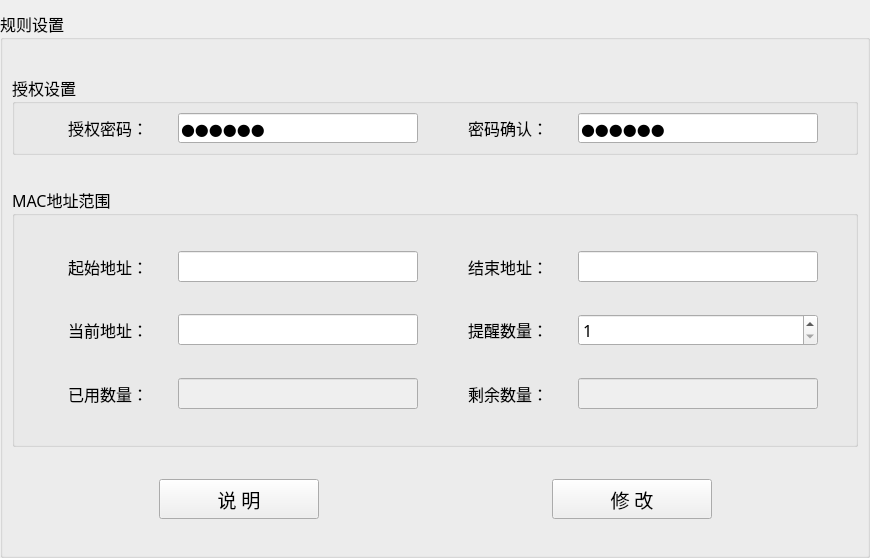
The window that PDU-MacAddr/settings/settingwid.ui (ChinaClever/PDU-MacAddr) describes before a commit, drawn with Qt 5.
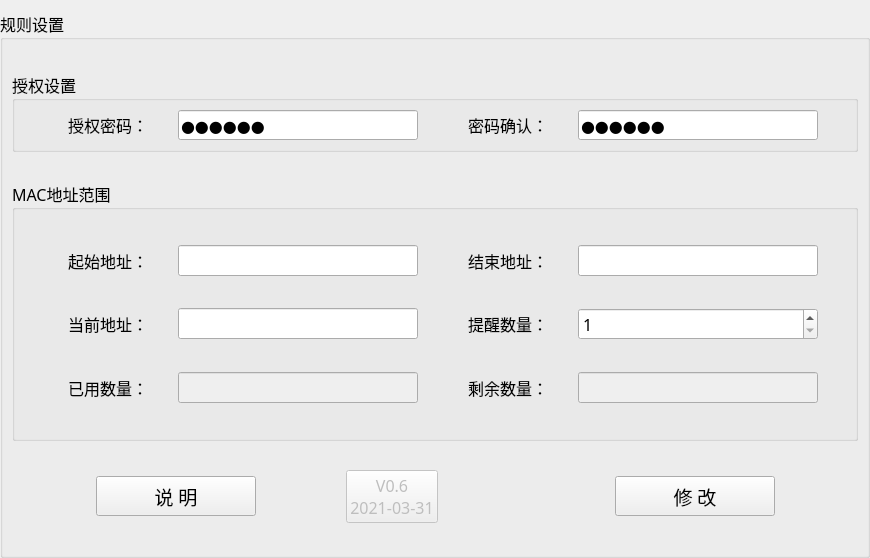
The same window after the commit.

```diff
--- a/PDU-MacAddr/settings/settingwid.ui
+++ b/PDU-MacAddr/settings/settingwid.ui
@@ -35,8 +35,8 @@
       <string>规则设置</string>
      </property>
      <layout class="QGridLayout" name="gridLayout_2">
-      <item row="2" column="3">
-       <widget class="QPushButton" name="btn">
+      <item row="2" column="1">
+       <widget class="QPushButton" name="readMeBtn">
         <property name="minimumSize">
          <size>
           <width>160</width>
@@ -56,24 +56,11 @@
          </font>
         </property>
         <property name="text">
-         <string>修 改</string>
+         <string>说 明</string>
         </property>
        </widget>
       </item>
-      <item row="2" column="0">
-       <spacer name="horizontalSpacer">
-        <property name="orientation">
-         <enum>Qt::Horizontal</enum>
-        </property>
-        <property name="sizeHint" stdset="0">
-         <size>
-          <width>140</width>
-          <height>20</height>
-         </size>
-        </property>
-       </spacer>
-      </item>
-      <item row="2" column="4">
+      <item row="2" column="7">
        <spacer name="horizontalSpacer_3">
         <property name="orientation">
          <enum>Qt::Horizontal</enum>
@@ -86,7 +73,45 @@
         </property>
        </spacer>
       </item>
-      <item row="1" column="0" colspan="5">
+      <item row="2" column="6">
+       <widget class="QPushButton" name="btn">
+        <property name="minimumSize">
+         <size>
+          <width>160</width>
+          <height>40</height>
+         </size>
+        </property>
+        <property name="maximumSize">
+         <size>
+          <width>200</width>
+          <height>40</height>
+         </size>
+        </property>
+        <property name="font">
+         <font>
+          <family>微软雅黑</family>
+          <pointsize>14</pointsize>
+         </font>
+        </property>
+        <property name="text">
+         <string>修 改</string>
+        </property>
+       </widget>
+      </item>
+      <item row="2" column="5">
+       <spacer name="horizontalSpacer_2">
+        <property name="orientation">
+         <enum>Qt::Horizontal</enum>
+        </property>
+        <property name="sizeHint" stdset="0">
+         <size>
+          <width>221</width>
+          <height>20</height>
+         </size>
+        </property>
+       </spacer>
+      </item>
+      <item row="1" column="0" colspan="8">
        <widget class="QGroupBox" name="groupBox_2">
         <property name="maximumSize">
          <size>
@@ -275,20 +300,20 @@
         </layout>
        </widget>
       </item>
-      <item row="2" column="2">
-       <spacer name="horizontalSpacer_2">
+      <item row="2" column="0">
+       <spacer name="horizontalSpacer">
         <property name="orientation">
          <enum>Qt::Horizontal</enum>
         </property>
         <property name="sizeHint" stdset="0">
          <size>
-          <width>221</width>
+          <width>140</width>
           <height>20</height>
          </size>
         </property>
        </spacer>
       </item>
-      <item row="0" column="0" colspan="5">
+      <item row="0" column="0" colspan="8">
        <widget class="QGroupBox" name="groupBox_1">
         <property name="maximumSize">
          <size>
@@ -373,28 +398,27 @@
         </layout>
        </widget>
       </item>
-      <item row="2" column="1">
-       <widget class="QPushButton" name="readMeBtn">
-        <property name="minimumSize">
-         <size>
-          <width>160</width>
-          <height>40</height>
-         </size>
+      <item row="2" column="2">
+       <spacer name="horizontalSpacer_4">
+        <property name="orientation">
+         <enum>Qt::Horizontal</enum>
         </property>
-        <property name="maximumSize">
+        <property name="sizeHint" stdset="0">
          <size>
-          <width>200</width>
-          <height>40</height>
+          <width>140</width>
+          <height>20</height>
          </size>
         </property>
-        <property name="font">
-         <font>
-          <family>微软雅黑</family>
-          <pointsize>14</pointsize>
-         </font>
+       </spacer>
+      </item>
+      <item row="2" column="3">
+       <widget class="QPushButton" name="VerBtn">
+        <property name="enabled">
+         <bool>false</bool>
         </property>
         <property name="text">
-         <string>说 明</string>
+         <string>V0.6
+2021-03-31</string>
         </property>
        </widget>
       </item>
```
